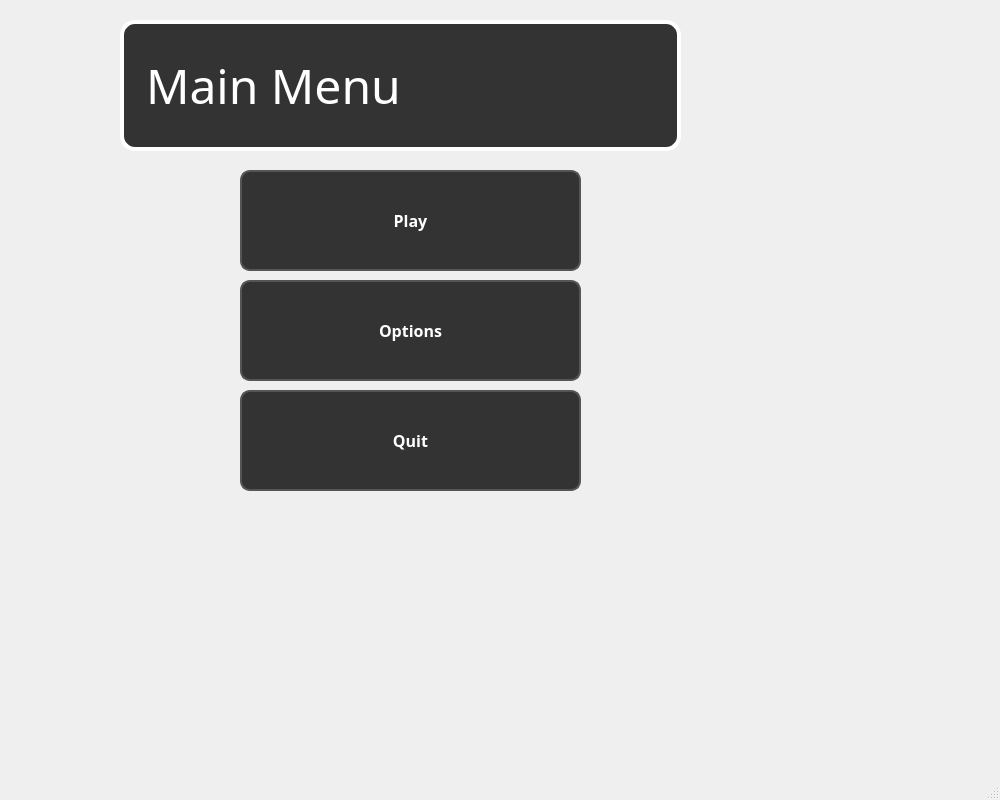
Before: the Qt Designer form mainwindow.ui in AhmedZ70/BitWise-EducationalApp, drawn with Qt 5.
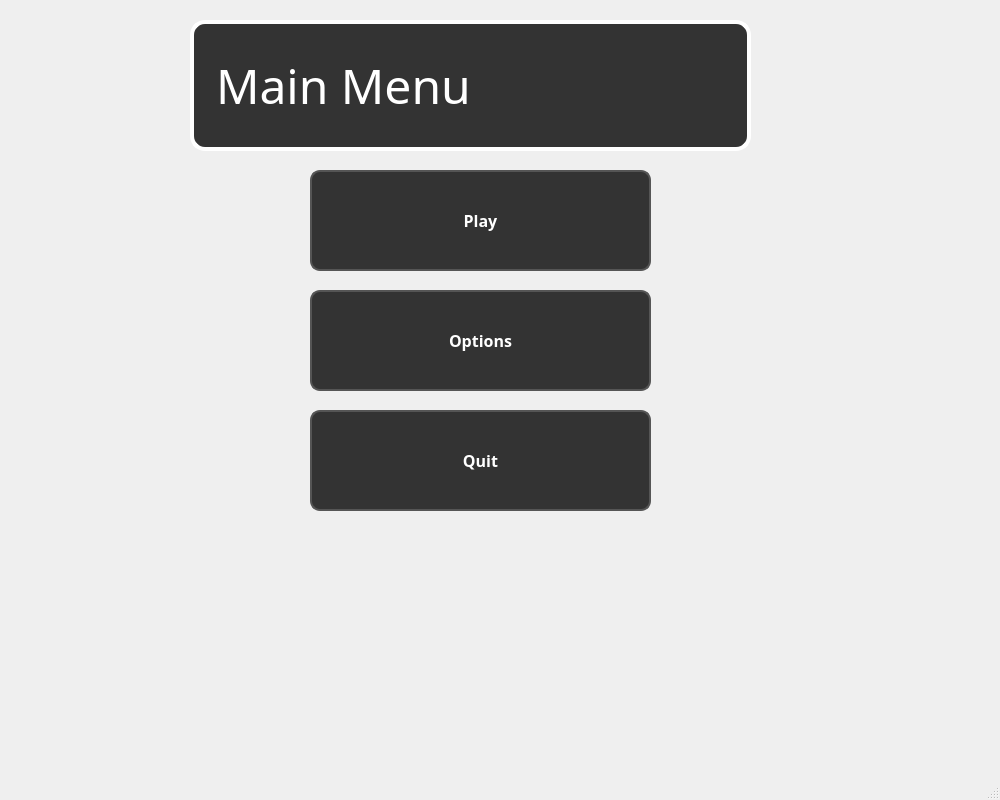
After: the same form once the commit is applied. Icons and pictures are not drawn.

Patch:
```diff
--- a/mainwindow.ui
+++ b/mainwindow.ui
@@ -17,10 +17,10 @@
    <widget class="QStackedWidget" name="stackedWidget">
     <property name="geometry">
      <rect>
-      <x>0</x>
-      <y>-10</y>
-      <width>1001</width>
-      <height>771</height>
+      <x>-40</x>
+      <y>0</y>
+      <width>1041</width>
+      <height>781</height>
      </rect>
     </property>
     <property name="styleSheet">
@@ -33,8 +33,8 @@
      <widget class="QLabel" name="label">
       <property name="geometry">
        <rect>
-        <x>120</x>
-        <y>30</y>
+        <x>230</x>
+        <y>20</y>
         <width>561</width>
         <height>131</height>
        </rect>
@@ -76,8 +76,8 @@
      <widget class="QPushButton" name="playButton">
       <property name="geometry">
        <rect>
-        <x>240</x>
-        <y>180</y>
+        <x>350</x>
+        <y>170</y>
         <width>341</width>
         <height>101</height>
        </rect>
@@ -118,7 +118,7 @@
      <widget class="QPushButton" name="optionsButton">
       <property name="geometry">
        <rect>
-        <x>240</x>
+        <x>350</x>
         <y>290</y>
         <width>341</width>
         <height>101</height>
@@ -160,8 +160,8 @@
      <widget class="QPushButton" name="quitButton">
       <property name="geometry">
        <rect>
-        <x>240</x>
-        <y>400</y>
+        <x>350</x>
+        <y>410</y>
         <width>341</width>
         <height>101</height>
        </rect>
```
